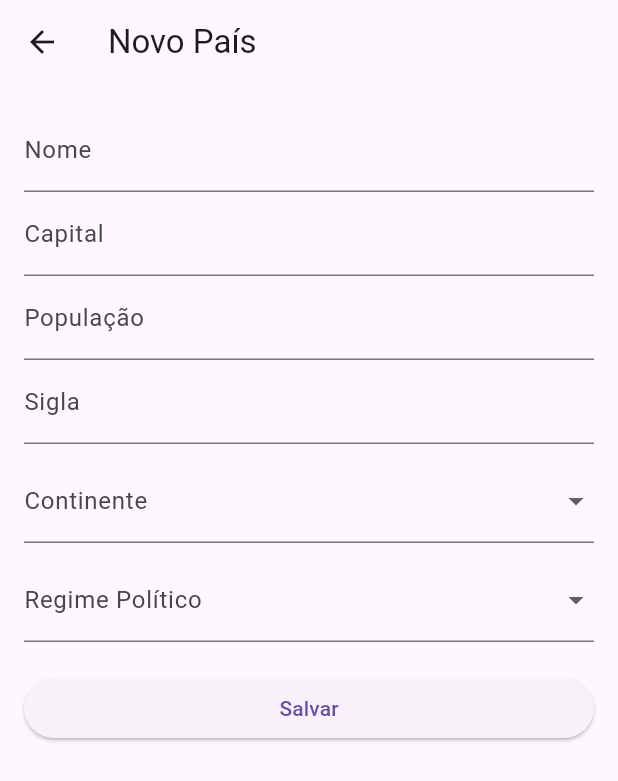
After one commit to diegocamargo55555/t2_pais, a Flutter app: the screen it shows after launch, after a tap on the "add" icon, on a phone screen of 412 x 824 dp. The commit adds this screen. Shown: the top 781 px of the screen. Run offline on Flutter 3.47's test engine with Material 3 defaults, Android fonts, the phone set to English and light mode, and no system bars; our stand-ins replace sqflite; accounts and stored records are empty.

Commit message:
quase la

```diff
--- a/lib/database/helper/pais_helper.dart
+++ b/lib/database/helper/pais_helper.dart
@@ -0,0 +1,67 @@
+import 'package:sqflite/sqflite.dart';
+import 'package:path/path.dart';
+import 'package:t2_pais/database/model/pais_model.dart';
+
+class PaisHelper {
+  static final PaisHelper _instance = PaisHelper._internal();
+  static Database? _database;
+
+  PaisHelper._internal();
+
+  factory PaisHelper() => _instance;
+
+  Future<Database> get database async {
+    if (_database != null) return _database!;
+    _database = await initDb();
+    return _database!;
+  }
+
+  Future<Database> initDb() async {
+    final databasePath = await getDatabasesPath();
+    final path = join(databasePath, "pais_database.db");
+
+    return await openDatabase(
+      path,
+      version: 1,
+      onCreate: (Database db, int newVersion) async {
+        await db.execute('''
+      CREATE TABLE pais(
+        id INTEGER PRIMARY KEY AUTOINCREMENT,
+        nome TEXT,
+        capital TEXT,
+        populacao INTEGER,
+        sigla TEXT,
+        continente TEXT,
+        regime_politico TEXT
+      )
+    ''');
+      },
+    );
+  }
+
+  Future<int> CreatePais(Pais pais) async {
+    Database db = await database;
+    return await db.insert('pais', pais.toMap());
+  }
+
+  Future<List<Pais>> getPaises() async {
+    Database db = await database;
+    final List<Map<String, dynamic>> maps = await db.query('pais');
+    return List.generate(maps.length, (i) => Pais.fromMap(maps[i]));
+  }
+
+  Future<int> updatePais(Pais pais) async {
+    Database db = await database;
+    return await db.update(
+      'pais',
+      pais.toMap(),
+      where: 'id = ?',
+      whereArgs: [pais.id],
+    );
+  }
+
+  Future<int> deletePais(int id) async {
+    Database db = await database;
+    return await db.delete('pais', where: 'id = ?', whereArgs: [id]);
+  }
+}
--- a/lib/database/model/pais_model.dart
+++ b/lib/database/model/pais_model.dart
@@ -0,0 +1,43 @@
+class Pais {
+  int? id;
+  String nome;
+  String capital;
+  int populacao;
+  String sigla;
+  String continente;
+  String regimePolitico;
+
+  Pais({
+    this.id,
+    required this.nome,
+    required this.capital,
+    required this.populacao,
+    required this.sigla,
+    required this.continente,
+    required this.regimePolitico,
+  });
+
+  Map<String, dynamic> toMap() {
+    return {
+      'id': id,
+      'nome': nome,
+      'capital': capital,
+      'populacao': populacao,
+      'sigla': sigla,
+      'continente': continente,
+      'regime_politico': regimePolitico,
+    };
+  }
+
+  factory Pais.fromMap(Map<String, dynamic> map) {
+    return Pais(
+      id: map['id'],
+      nome: map['nome'],
+      capital: map['capital'],
+      populacao: map['populacao'],
+      sigla: map['sigla'],
+      continente: map['continente'],
+      regimePolitico: map['regime_politico'],
+    );
+  }
+}
--- /dev/null
+++ b/lib/view/cadastro_page.dart
@@ -0,0 +1,149 @@
+import 'package:flutter/material.dart';
+import 'package:t2_pais/database/helper/pais_helper.dart';
+import 'package:t2_pais/database/model/pais_model.dart';
+
+class CadastroPaisPage extends StatefulWidget {
+  final Pais? paisParaEditar;
+
+  const CadastroPaisPage({super.key, this.paisParaEditar});
+
+  @override
+  State<CadastroPaisPage> createState() => _CadastroPaisPageState();
+}
+
+class _CadastroPaisPageState extends State<CadastroPaisPage> {
+  final _formKey = GlobalKey<FormState>();
+  final _nomeController = TextEditingController();
+  final _capitalController = TextEditingController();
+  final _populacaoController = TextEditingController();
+  final _siglaController = TextEditingController();
+
+  String? _continenteSelecionado;
+  String? _regimeSelecionado;
+
+  final List<String> _continentes = [
+    'África',
+    'América',
+    'Antártida',
+    'Ásia',
+    'Europa',
+    'Oceania',
+  ];
+  final List<String> _regimes = [
+    'Democracia',
+    'República',
+    'Monarquia',
+    'Ditadura',
+    'Parlamentarismo',
+  ];
+
+  @override
+  void initState() {
+    super.initState();
+    if (widget.paisParaEditar != null) {
+      _nomeController.text = widget.paisParaEditar!.nome;
+      _capitalController.text = widget.paisParaEditar!.capital;
+      _populacaoController.text = widget.paisParaEditar!.populacao.toString();
+      _siglaController.text = widget.paisParaEditar!.sigla;
+      _continenteSelecionado = widget.paisParaEditar!.continente;
+      _regimeSelecionado = widget.paisParaEditar!.regimePolitico;
+    }
+  }
+
+  _salvarPais() async {
+    if (_formKey.currentState!.validate()) {
+      Pais pais = Pais(
+        id: widget.paisParaEditar?.id,
+        nome: _nomeController.text,
+        capital: _capitalController.text,
+        populacao: int.parse(_populacaoController.text),
+        sigla: _siglaController.text,
+        continente: _continenteSelecionado!,
+        regimePolitico: _regimeSelecionado!,
+      );
+
+      PaisHelper db = PaisHelper();
+      if (widget.paisParaEditar == null) {
+        await db.CreatePais(pais);
+      } else {
+        await db.updatePais(pais);
+      }
+      if (mounted) Navigator.pop(context, true);
+    }
+  }
+
+  @override
+  Widget build(BuildContext context) {
+    return Scaffold(
+      appBar: AppBar(
+        title: Text(
+          widget.paisParaEditar == null ? 'Novo País' : 'Editar País',
+        ),
+      ),
+      body: Padding(
+        padding: const EdgeInsets.all(16.0),
+        child: Form(
+          key: _formKey,
+          child: ListView(
+            children: [
+              TextFormField(
+                controller: _nomeController,
+                decoration: const InputDecoration(labelText: 'Nome'),
+                validator: (value) =>
+                    value!.isEmpty ? 'Campo obrigatório' : null,
+              ),
+              TextFormField(
+                controller: _capitalController,
+                decoration: const InputDecoration(labelText: 'Capital'),
+                validator: (value) =>
+                    value!.isEmpty ? 'Campo obrigatório' : null,
+              ),
+              TextFormField(
+                controller: _populacaoController,
+                decoration: const InputDecoration(labelText: 'População'),
+                keyboardType: TextInputType.number,
+                validator: (value) =>
+                    value!.isEmpty ? 'Campo obrigatório' : null,
+              ),
+              TextFormField(
+                controller: _siglaController,
+                decoration: const InputDecoration(labelText: 'Sigla'),
+                validator: (value) =>
+                    value!.isEmpty ? 'Campo obrigatório' : null,
+              ),
+              const SizedBox(height: 10),
+              DropdownButtonFormField<String>(
+                value: _continenteSelecionado,
+                decoration: const InputDecoration(labelText: 'Continente'),
+                items: _continentes
+                    .map((c) => DropdownMenuItem(value: c, child: Text(c)))
+                    .toList(),
+                onChanged: (value) =>
+                    setState(() => _continenteSelecionado = value),
+                validator: (value) =>
+                    value == null ? 'Selecione um continente' : null,
+              ),
+              const SizedBox(height: 10),
+              DropdownButtonFormField<String>(
+                value: _regimeSelecionado,
+                decoration: const InputDecoration(labelText: 'Regime Político'),
+                items: _regimes
+                    .map((r) => DropdownMenuItem(value: r, child: Text(r)))
+                    .toList(),
+                onChanged: (value) =>
+                    setState(() => _regimeSelecionado = value),
+                validator: (value) =>
+                    value == null ? 'Selecione um regime' : null,
+              ),
+              const SizedBox(height: 20),
+              ElevatedButton(
+                onPressed: _salvarPais,
+                child: const Text('Salvar'),
+              ),
+            ],
+          ),
+        ),
+      ),
+    );
+  }
+}
--- a/lib/view/pais_page.dart
+++ b/lib/view/pais_page.dart
@@ -1,4 +1,7 @@
 import 'package:flutter/material.dart';
+import 'package:t2_pais/database/helper/pais_helper.dart';
+import 'package:t2_pais/database/model/pais_model.dart';
+import 'package:t2_pais/view/cadastro_page.dart';
 
 class PaisPage extends StatefulWidget {
   const PaisPage({super.key});
@@ -8,8 +11,103 @@ class PaisPage extends StatefulWidget {
 }
 
 class _PaisPageState extends State<PaisPage> {
+  late PaisHelper dbPais;
+  List<Pais> listaPaises = [];
+
+  @override
+  void initState() {
+    super.initState();
+    dbPais = PaisHelper();
+    _atualizarLista();
+  }
+
+  _atualizarLista() async {
+    List<Pais> x = await dbPais.getPaises();
+    setState(() {
+      listaPaises = x;
+    });
+  }
+
+  _deletarPais(int id) async {
+    await dbPais.deletePais(id);
+    _atualizarLista();
+  }
+
   @override
   Widget build(BuildContext context) {
-    return const Placeholder();
+    return Scaffold(
+      appBar: AppBar(title: const Text('Lista de Países'), centerTitle: true),
+      floatingActionButton: FloatingActionButton(
+        child: const Icon(Icons.add),
+        onPressed: () async {
+          bool? saved = await Navigator.push(
+            context,
+            MaterialPageRoute(builder: (context) => const CadastroPaisPage()),
+          );
+          if (saved == true) _atualizarLista();
+        },
+      ),
+      body: listaPaises.isEmpty
+          ? const Center(child: Text('Nenhum país cadastrado.'))
+          : ListView.builder(
+              itemCount: listaPaises.length,
+              itemBuilder: (context, index) {
+                Pais p = listaPaises[index];
+                return Card(
+                  margin: const EdgeInsets.symmetric(
+                    horizontal: 10,
+                    vertical: 5,
+                  ),
+                  child: ListTile(
+                    title: Text('${p.nome} (${p.sigla})'),
+                    subtitle: Text('Capital: ${p.capital} | ${p.continente}'),
+                    trailing: Row(
+                      mainAxisSize: MainAxisSize.min,
+                      children: [
+                        IconButton(
+                          icon: const Icon(Icons.edit, color: Colors.blue),
+                          onPressed: () async {
+                            bool? edited = await Navigator.push(
+                              context,
+                              MaterialPageRoute(
+                                builder: (context) =>
+                                    CadastroPaisPage(paisParaEditar: p),
+                              ),
+                            );
+                            if (edited == true) _atualizarLista();
+                          },
+                        ),
+                        IconButton(
+                          icon: const Icon(Icons.delete, color: Colors.red),
+                          onPressed: () {
+                            showDialog(
+                              context: context,
+                              builder: (context) => AlertDialog(
+                                title: const Text('Excluir'),
+                                content: Text('Deseja excluir ${p.nome}?'),
+                                actions: [
+                                  TextButton(
+                                    onPressed: () => Navigator.pop(context),
+                                    child: const Text('Cancelar'),
+                                  ),
+                                  TextButton(
+                                    onPressed: () {
+                                      _deletarPais(p.id!);
+                                      Navigator.pop(context);
+                                    },
+                                    child: const Text('Excluir'),
+                                  ),
+                                ],
+                              ),
+                            );
+                          },
+                        ),
+                      ],
+                    ),
+                  ),
+                );
+              },
+            ),
+    );
   }
 }
```
